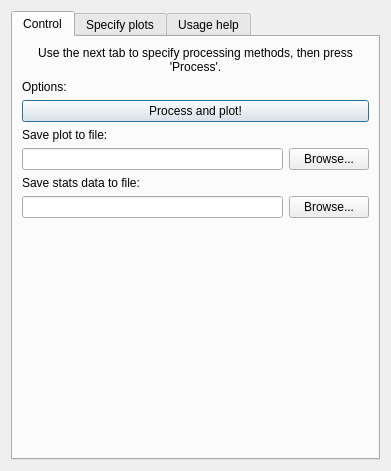
Qt form ui/staplestatter.ui (scholer/cadnano_staplestatter) before a commit.
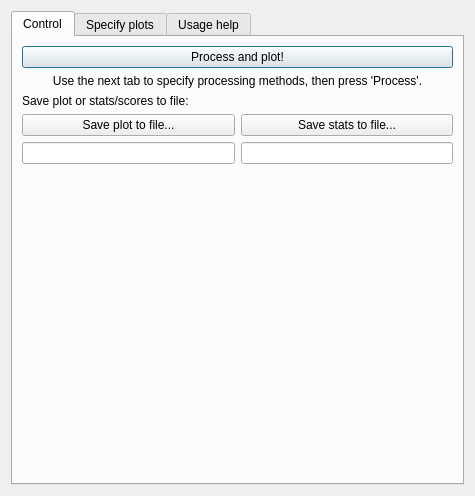
The same form after that commit.

Commit message: Staplestatter plugin is now fully functional. Not tested with PySide nor windows, though.

Diff of the .ui file:
```diff
--- a/ui/staplestatter.ui
+++ b/ui/staplestatter.ui
@@ -6,8 +6,8 @@
    <rect>
     <x>0</x>
     <y>0</y>
-    <width>391</width>
-    <height>471</height>
+    <width>475</width>
+    <height>496</height>
    </rect>
   </property>
   <property name="windowTitle">
@@ -24,6 +24,13 @@
        <string>Control</string>
       </attribute>
       <layout class="QVBoxLayout" name="verticalLayout_4">
+       <item>
+        <widget class="QPushButton" name="processButton">
+         <property name="text">
+          <string>Process and plot!</string>
+         </property>
+        </widget>
+       </item>
        <item>
         <widget class="QLabel" name="label_2">
          <property name="text">
@@ -37,60 +44,39 @@
          </property>
         </widget>
        </item>
-       <item>
-        <widget class="QLabel" name="label_4">
-         <property name="text">
-          <string>Options:</string>
-         </property>
-        </widget>
-       </item>
-       <item>
-        <widget class="QPushButton" name="processButton">
-         <property name="text">
-          <string>Process and plot!</string>
-         </property>
-        </widget>
-       </item>
        <item>
         <widget class="QLabel" name="label_3">
          <property name="text">
-          <string>Save plot to file:</string>
+          <string>Save plot or stats/scores to file:</string>
          </property>
         </widget>
        </item>
        <item>
         <layout class="QHBoxLayout" name="horizontalLayout_2">
-         <item>
-          <widget class="QLineEdit" name="plotsfileLineEdit"/>
-         </item>
          <item>
           <widget class="QPushButton" name="browsePlotfileButton">
            <property name="text">
-            <string>Browse...</string>
+            <string>Save plot to file...</string>
+           </property>
+          </widget>
+         </item>
+         <item>
+          <widget class="QPushButton" name="browseStatsfileButton">
+           <property name="text">
+            <string>Save stats to file...</string>
            </property>
           </widget>
          </item>
         </layout>
        </item>
-       <item>
-        <widget class="QLabel" name="label_5">
-         <property name="text">
-          <string>Save stats data to file:</string>
-         </property>
-        </widget>
-       </item>
        <item>
         <layout class="QHBoxLayout" name="horizontalLayout_3">
+         <item>
+          <widget class="QLineEdit" name="plotsfileLineEdit"/>
+         </item>
          <item>
           <widget class="QLineEdit" name="statsfileLineEdit"/>
          </item>
-         <item>
-          <widget class="QPushButton" name="browseStatsfileButton">
-           <property name="text">
-            <string>Browse...</string>
-           </property>
-          </widget>
-         </item>
         </layout>
        </item>
        <item>
```
Left out of the diff: 45 changed lines with no effect on the pictures. The commit also changes 13 other files.
